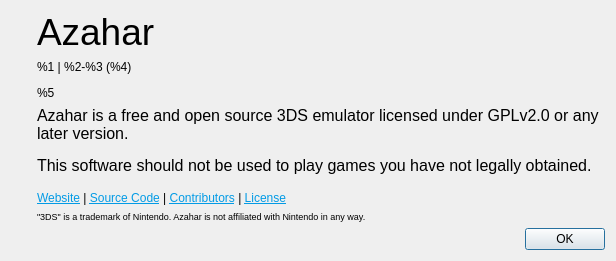
Qt form src/citra_qt/aboutdialog.ui (azahar-emu/azahar) before a commit.
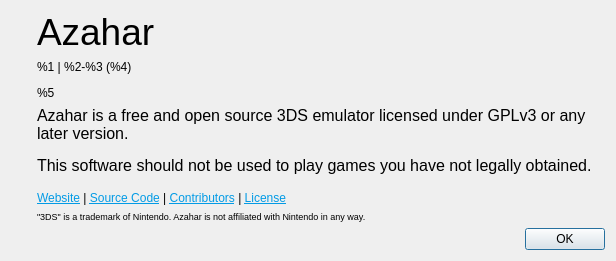
The same form after that commit. Icons and pictures are not drawn.

```diff
--- a/src/citra_qt/aboutdialog.ui
+++ b/src/citra_qt/aboutdialog.ui
@@ -87,7 +87,7 @@
 &lt;html&gt;&lt;head&gt;&lt;meta name=&quot;qrichtext&quot; content=&quot;1&quot; /&gt;&lt;style type=&quot;text/css&quot;&gt;
 p, li { white-space: pre-wrap; }
 &lt;/style&gt;&lt;/head&gt;&lt;body style=&quot; font-family:'Ubuntu'; font-size:11pt; font-weight:400; font-style:normal;&quot;&gt;
-&lt;p style=&quot; margin-top:0px; margin-bottom:0px; margin-left:0px; margin-right:0px; -qt-block-indent:0; text-indent:0px;&quot;&gt;&lt;span style=&quot; font-family:'MS Shell Dlg 2'; font-size:12pt;&quot;&gt;Azahar is a free and open source 3DS emulator licensed under GPLv2.0 or any later version.&lt;/span&gt;&lt;/p&gt;
+&lt;p style=&quot; margin-top:0px; margin-bottom:0px; margin-left:0px; margin-right:0px; -qt-block-indent:0; text-indent:0px;&quot;&gt;&lt;span style=&quot; font-family:'MS Shell Dlg 2'; font-size:12pt;&quot;&gt;Azahar is a free and open source 3DS emulator licensed under GPLv3 or any later version.&lt;/span&gt;&lt;/p&gt;
 &lt;p style=&quot;-qt-paragraph-type:empty; margin-top:0px; margin-bottom:0px; margin-left:0px; margin-right:0px; -qt-block-indent:0; text-indent:0px; font-family:'MS Shell Dlg 2'; font-size:8pt;&quot;&gt;&lt;br /&gt;&lt;/p&gt;
 &lt;p style=&quot; margin-top:0px; margin-bottom:0px; margin-left:0px; margin-right:0px; -qt-block-indent:0; text-indent:0px;&quot;&gt;&lt;span style=&quot; font-family:'MS Shell Dlg 2'; font-size:12pt;&quot;&gt;This software should not be used to play games you have not legally obtained.&lt;/span&gt;&lt;/p&gt;&lt;/body&gt;&lt;/html&gt;</string>
          </property>
```
